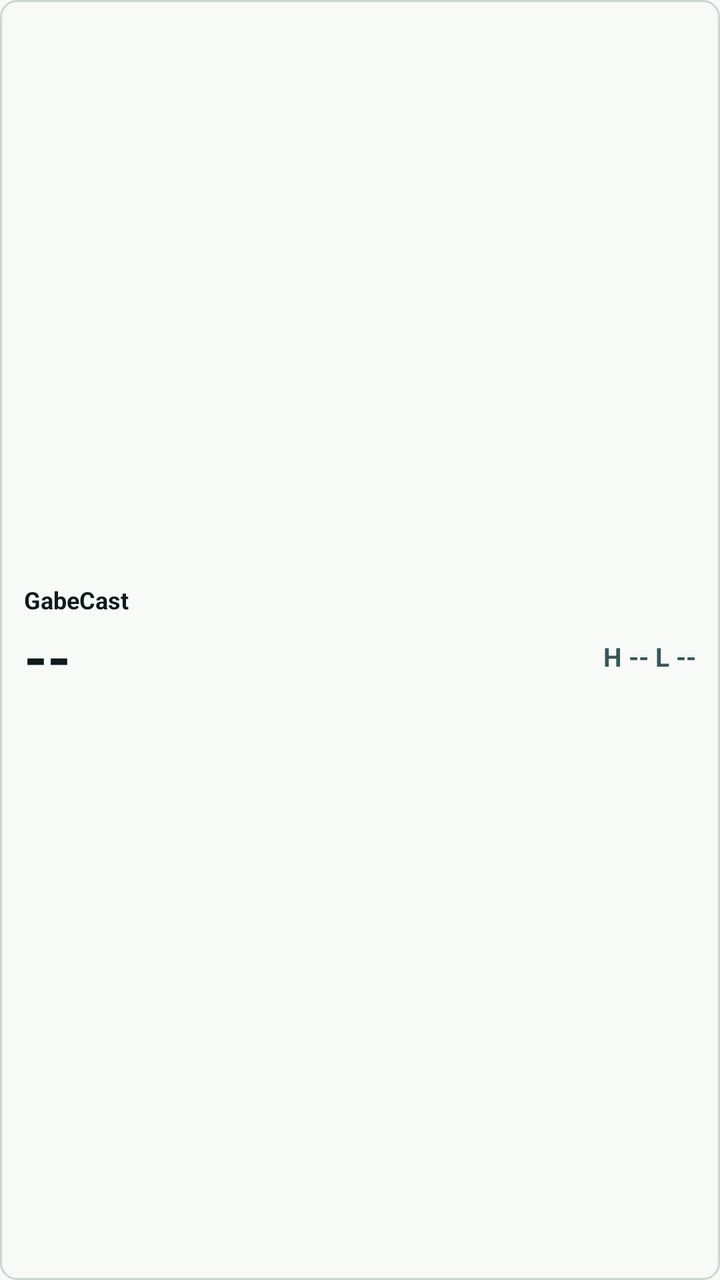
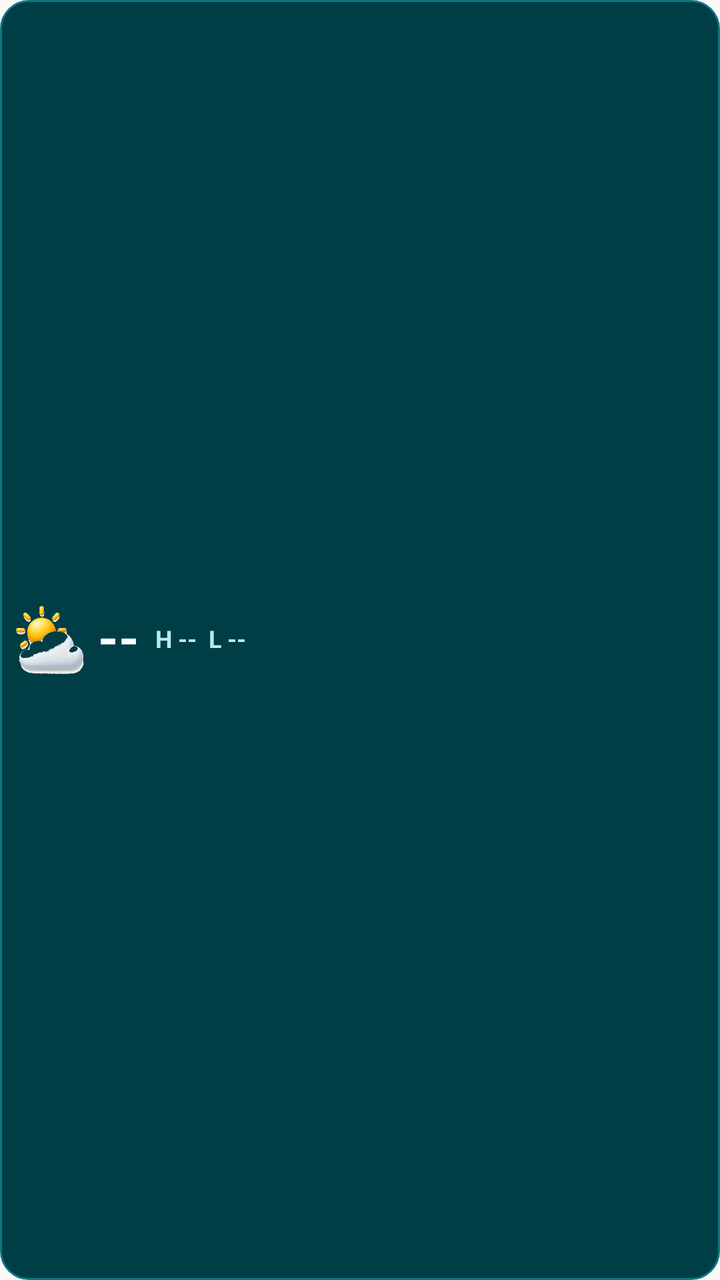

Compare the two renders of this Android layout. The source of the first and the diff that turns it into the second are given below.
<!-- AndroidManifest.xml: application theme Theme.GabeCast -->
<!-- res/layout/widget_compact_weather.xml -->
<?xml version="1.0" encoding="utf-8"?>
<LinearLayout xmlns:android="http://schemas.android.com/apk/res/android"
    android:id="@+id/widget_root"
    android:layout_width="match_parent"
    android:layout_height="match_parent"
    android:background="@drawable/widget_background"
    android:gravity="center_vertical"
    android:orientation="vertical"
    android:padding="12dp">

    <TextView
        android:id="@+id/widget_location"
        android:layout_width="match_parent"
        android:layout_height="wrap_content"
        android:ellipsize="end"
        android:maxLines="1"
        android:text="GabeCast"
        android:textColor="#0E1B1D"
        android:textSize="12sp"
        android:textStyle="bold" />

    <LinearLayout
        android:layout_width="match_parent"
        android:layout_height="wrap_content"
        android:gravity="center_vertical"
        android:orientation="horizontal">

        <TextView
            android:id="@+id/widget_temp"
            android:layout_width="0dp"
            android:layout_height="wrap_content"
            android:layout_weight="1"
            android:text="--"
            android:textColor="#0E1B1D"
            android:textSize="30sp"
            android:textStyle="bold" />

        <TextView
            android:id="@+id/widget_high_low"
            android:layout_width="wrap_content"
            android:layout_height="wrap_content"
            android:text="H -- L --"
            android:textColor="#38565A"
            android:textSize="13sp"
            android:textStyle="bold" />
    </LinearLayout>
</LinearLayout>
<!-- resources referenced by this layout -->
<resources>
  <!-- drawable widget_background (drawable) -->
  <?xml version="1.0" encoding="utf-8"?>
  <shape xmlns:android="http://schemas.android.com/apk/res/android">
      <solid android:color="#F7FAF7" />
      <corners android:radius="8dp" />
      <stroke
          android:width="1dp"
          android:color="#C8D8D0" />
  </shape>
  <style name="Theme.GabeCast" parent="android:style/Theme.Material.Light.NoActionBar">
          <item name="android:windowActionBar">false</item>
          <item name="android:windowNoTitle">true</item>
          <item name="android:windowLightStatusBar">true</item>
          <item name="android:statusBarColor">@android:color/transparent</item>
          <item name="android:navigationBarColor">@android:color/transparent</item>
      </style>
</resources>

<!-- the commit's change to res/layout/widget_compact_weather.xml (unified diff, before → after) -->
@@ -5,43 +5,39 @@
     android:layout_height="match_parent"
     android:background="@drawable/widget_background"
     android:gravity="center_vertical"
-    android:orientation="vertical"
-    android:padding="12dp">
+    android:orientation="horizontal"
+    android:padding="8dp">
+
+    <ImageView
+        android:id="@+id/widget_icon"
+        android:layout_width="34dp"
+        android:layout_height="34dp"
+        android:contentDescription="Weather"
+        android:scaleType="fitCenter"
+        android:src="@drawable/ic_weather_partly_cloudy" />
 
     <TextView
-        android:id="@+id/widget_location"
-        android:layout_width="match_parent"
+        android:id="@+id/widget_temp"
+        android:layout_width="wrap_content"
         android:layout_height="wrap_content"
+        android:layout_marginStart="7dp"
+        android:includeFontPadding="false"
+        android:text="--"
+        android:textColor="#F8FFFF"
+        android:textSize="26sp"
+        android:textStyle="bold" />
+
+    <TextView
+        android:id="@+id/widget_high_low"
+        android:layout_width="0dp"
+        android:layout_height="wrap_content"
+        android:layout_marginStart="8dp"
+        android:layout_weight="1"
         android:ellipsize="end"
+        android:includeFontPadding="false"
         android:maxLines="1"
-        android:text="GabeCast"
-        android:textColor="#0E1B1D"
+        android:text="H --  L --"
+        android:textColor="#BCE9EC"
         android:textSize="12sp"
         android:textStyle="bold" />
-
-    <LinearLayout
-        android:layout_width="match_parent"
-        android:layout_height="wrap_content"
-        android:gravity="center_vertical"
-        android:orientation="horizontal">
-
-        <TextView
-            android:id="@+id/widget_temp"
-            android:layout_width="0dp"
-            android:layout_height="wrap_content"
-            android:layout_weight="1"
-            android:text="--"
-            android:textColor="#0E1B1D"
-            android:textSize="30sp"
-            android:textStyle="bold" />
-
-        <TextView
-            android:id="@+id/widget_high_low"
-            android:layout_width="wrap_content"
-            android:layout_height="wrap_content"
-            android:text="H -- L --"
-            android:textColor="#38565A"
-            android:textSize="13sp"
-            android:textStyle="bold" />
-    </LinearLayout>
 </LinearLayout>
<!-- resource entries referenced after the edit -->
@@ -1,13 +1,14 @@
 <!-- resources referenced by this layout -->
 <resources>
+  <!-- drawable ic_weather_partly_cloudy: png bitmap (drawable-nodpi, 65106 bytes) -->
   <!-- drawable widget_background (drawable) -->
   <?xml version="1.0" encoding="utf-8"?>
   <shape xmlns:android="http://schemas.android.com/apk/res/android">
-      <solid android:color="#F7FAF7" />
-      <corners android:radius="8dp" />
+      <solid android:color="#003E46" />
+      <corners android:radius="14dp" />
       <stroke
           android:width="1dp"
-          android:color="#C8D8D0" />
+          android:color="#0B7782" />
   </shape>
   <style name="Theme.GabeCast" parent="android:style/Theme.Material.Light.NoActionBar">
           <item name="android:windowActionBar">false</item>
